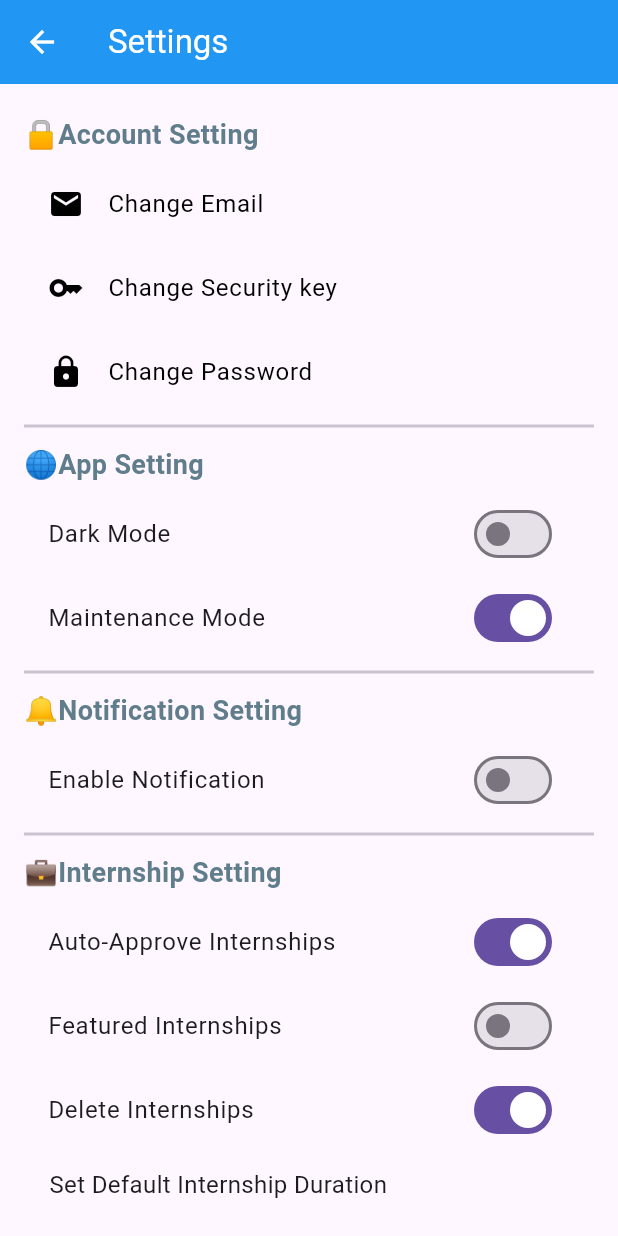
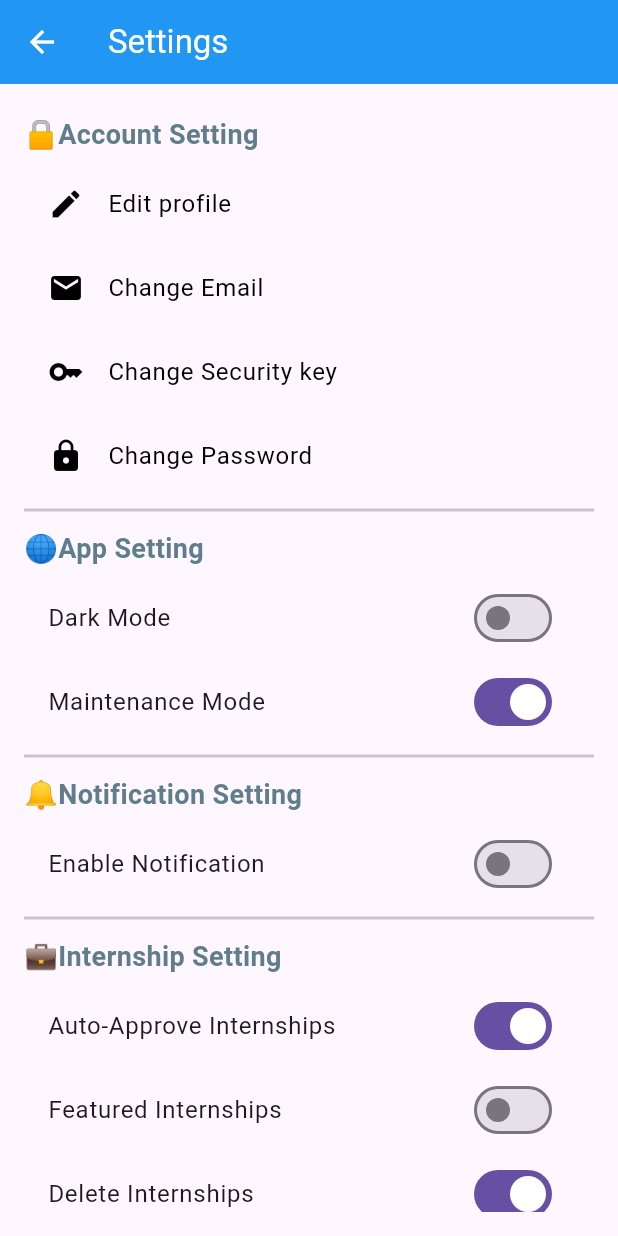
Before and after one commit to ayesha-a123/tech_linker, a Flutter app: the AdminDashboard screen opened directly, after a tap on the "menu" icon, after a tap on "Settings", on a phone screen of 412 x 824 dp. Run offline on Flutter 3.47's test engine with Material 3 defaults, Android fonts, the phone set to English and light mode, and no system bars; our stand-ins replace fl_chart; project files that could hold a hidden picture were left out.

Commit message:
updat admin setting screen

```diff
--- a/lib/screens/AdminSetting_Screen.dart
+++ b/lib/screens/AdminSetting_Screen.dart
@@ -30,6 +30,8 @@ class _AdminsettingScreenState extends State<AdminsettingScreen> {
         child: ListView(
             children:[
               Text('🔒Account Setting',style:myStyle),
+
+              CustomListTiles(icon: Icons.edit, title: 'Edit profile', onTap: (){}, color:Colors.black),
               CustomListTiles(icon: Icons.email, title: 'Change Email', onTap: (){}, color:Colors.black),
               CustomListTiles(icon: Icons.key, title: 'Change Security key', onTap: (){}, color:Colors.black),
               CustomListTiles(icon: Icons.lock, title: 'Change Password', onTap: (){}, color:Colors.black),
--- a/lib/screens/Admin_dashboard.dart
+++ b/lib/screens/Admin_dashboard.dart
@@ -140,8 +140,8 @@ class _AdminDashboardState extends State<AdminDashboard> {
                 CustomListTiles(icon: Icons.dashboard, title: 'Dashboard',color: Colors.white, onTap: () => Navigator.push(context, MaterialPageRoute(builder: (_) => const AdminDashboard()))),
                 CustomListTiles(icon: Icons.work_outline, title: 'Manage Internships',color: Colors.white, onTap: () => Navigator.push(context, MaterialPageRoute(builder: (_) => Manageinterships()))),
                 CustomListTiles(icon: Icons.school, title: 'Manage Students',color: Colors.white, onTap: () => Navigator.push(context, MaterialPageRoute(builder: (_) => ManageStudentsScreen()))),
-                CustomListTiles(icon: Icons.apartment, title: 'ManageInstitutes',color: Colors.white, onTap: ()  {Navigator.of(context).push(MaterialPageRoute(builder: (context)=>Manageinstitute()));}),
-                CustomListTiles(icon: Icons.bar_chart, title: 'AnalyticsAndReports',color: Colors.white, onTap: () {Navigator.of(context).push(MaterialPageRoute(builder: (context)=>AdminDashboard()));}),
+                CustomListTiles(icon: Icons.apartment, title: 'Manage Institutes',color: Colors.white, onTap: ()  {Navigator.of(context).push(MaterialPageRoute(builder: (context)=>Manageinstitute()));}),
+                CustomListTiles(icon: Icons.bar_chart, title: 'Analytics And Reports',color: Colors.white, onTap: () {Navigator.of(context).push(MaterialPageRoute(builder: (context)=>AdminDashboard()));}),
                 CustomListTiles(icon: Icons.settings, title: 'Settings',color: Colors.white, onTap: () {Navigator.of(context).push(MaterialPageRoute(builder: (context)=>AdminsettingScreen()));}),
                 CustomListTiles(icon: Icons.support_agent, title: 'SupportAndFeedback',color: Colors.white, onTap: (){Navigator.of(context).push(MaterialPageRoute(builder: (context)=>SupportAndFeedbackScreen()));}),
                 CustomListTiles(icon: Icons.info_outline, title: 'AboutUs',color: Colors.white, onTap: () {Navigator.of(context).push(MaterialPageRoute(builder: (context)=>AboutusSettingscreen()));}),
--- a/pubspec.yaml
+++ b/pubspec.yaml
@@ -65,10 +65,7 @@ flutter:
     - assets/techLink.png
     - assets/techLinker.png
     - assets/techLinker.jpeg
-<<<<<<< HEAD
-=======
 
->>>>>>> 122015163007289a81f7e2b9cc833cce06da908c
 
 
 
```
